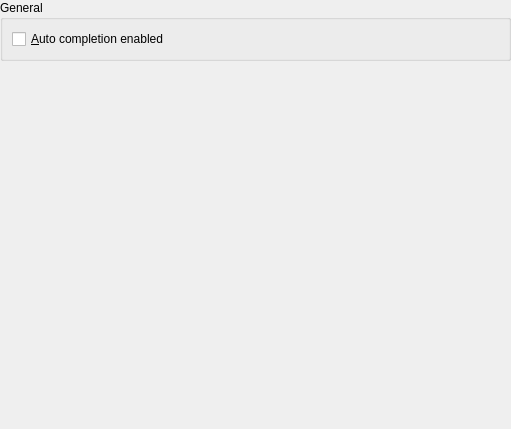
This is part/dialogs/completionconfigtab.ui in KDE/kate as Qt 5 draws it before an edit. The edited form follows.
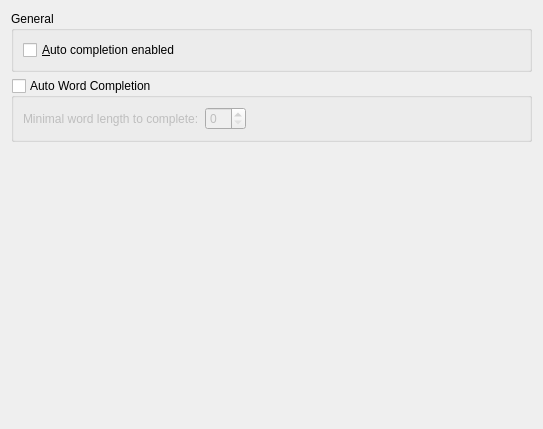
This is the edited form.

Commit message: basic word completion now integrated, will add the tools menu stuff, too

What changed in the file:
```diff
--- a/part/dialogs/completionconfigtab.ui
+++ b/part/dialogs/completionconfigtab.ui
@@ -1,46 +1,40 @@
 <ui version="4.0" >
  <class>CompletionConfigTab</class>
- <widget class="QWidget" name="CompletionConfigTab" >
-  <property name="geometry" >
+ <widget class="QWidget" name="CompletionConfigTab">
+  <property name="geometry">
    <rect>
     <x>0</x>
     <y>0</y>
-    <width>511</width>
+    <width>543</width>
     <height>429</height>
    </rect>
   </property>
-  <layout class="QVBoxLayout" >
-   <property name="spacing" >
-    <number>6</number>
-   </property>
-   <property name="margin" >
-    <number>0</number>
-   </property>
+  <layout class="QVBoxLayout" name="verticalLayout">
    <item>
-    <widget class="QGroupBox" name="gbGeneral" >
-     <property name="title" >
+    <widget class="QGroupBox" name="gbGeneral">
+     <property name="title">
       <string>General</string>
      </property>
-     <layout class="QVBoxLayout" >
-      <property name="spacing" >
+     <layout class="QVBoxLayout">
+      <property name="spacing">
        <number>6</number>
       </property>
-      <property name="margin" >
+      <property name="margin">
        <number>9</number>
       </property>
       <item>
-       <widget class="QCheckBox" name="chkAutoCompletionEnabled" >
-        <property name="text" >
+       <widget class="QCheckBox" name="chkAutoCompletionEnabled">
+        <property name="text">
          <string>&amp;Auto completion enabled</string>
         </property>
        </widget>
       </item>
       <item>
-       <layout class="QHBoxLayout" >
-        <property name="spacing" >
+       <layout class="QHBoxLayout">
+        <property name="spacing">
          <number>6</number>
         </property>
-        <property name="margin" >
+        <property name="margin">
          <number>0</number>
         </property>
        </layout>
@@ -49,14 +43,56 @@
     </widget>
    </item>
    <item>
-    <spacer>
-     <property name="orientation" >
+    <widget class="QGroupBox" name="gbWordCompletion">
+     <property name="title">
+      <string>Auto Word Completion</string>
+     </property>
+     <property name="checkable">
+      <bool>true</bool>
+     </property>
+     <property name="checked">
+      <bool>false</bool>
+     </property>
+     <layout class="QVBoxLayout" name="verticalLayout_2">
+      <item>
+       <layout class="QHBoxLayout" name="horizontalLayout">
+        <item>
+         <widget class="QLabel" name="label">
+          <property name="text">
+           <string>Minimal word length to complete:</string>
+          </property>
+         </widget>
+        </item>
+        <item>
+         <widget class="QSpinBox" name="minimalWordLength"/>
+        </item>
+        <item>
+         <spacer name="horizontalSpacer">
+          <property name="orientation">
+           <enum>Qt::Horizontal</enum>
+          </property>
+          <property name="sizeHint" stdset="0">
+           <size>
+            <width>40</width>
+            <height>20</height>
+           </size>
+          </property>
+         </spacer>
+        </item>
+       </layout>
+      </item>
+     </layout>
+    </widget>
+   </item>
+   <item>
+    <spacer name="verticalSpacer">
+     <property name="orientation">
       <enum>Qt::Vertical</enum>
      </property>
-     <property name="sizeHint" stdset="0" >
+     <property name="sizeHint" stdset="0">
       <size>
-       <width>441</width>
-       <height>20</height>
+       <width>20</width>
+       <height>304</height>
       </size>
      </property>
     </spacer>
```
Left out of the diff: 3 changed lines with no effect on the pictures. The commit also changes 6 other files.
